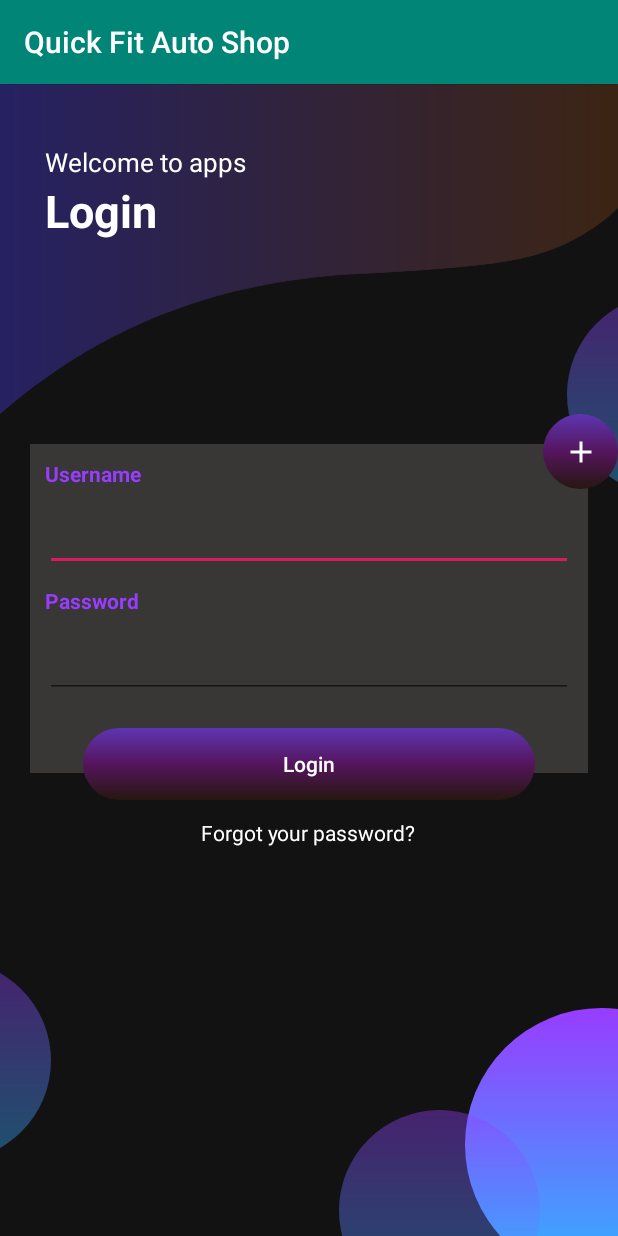
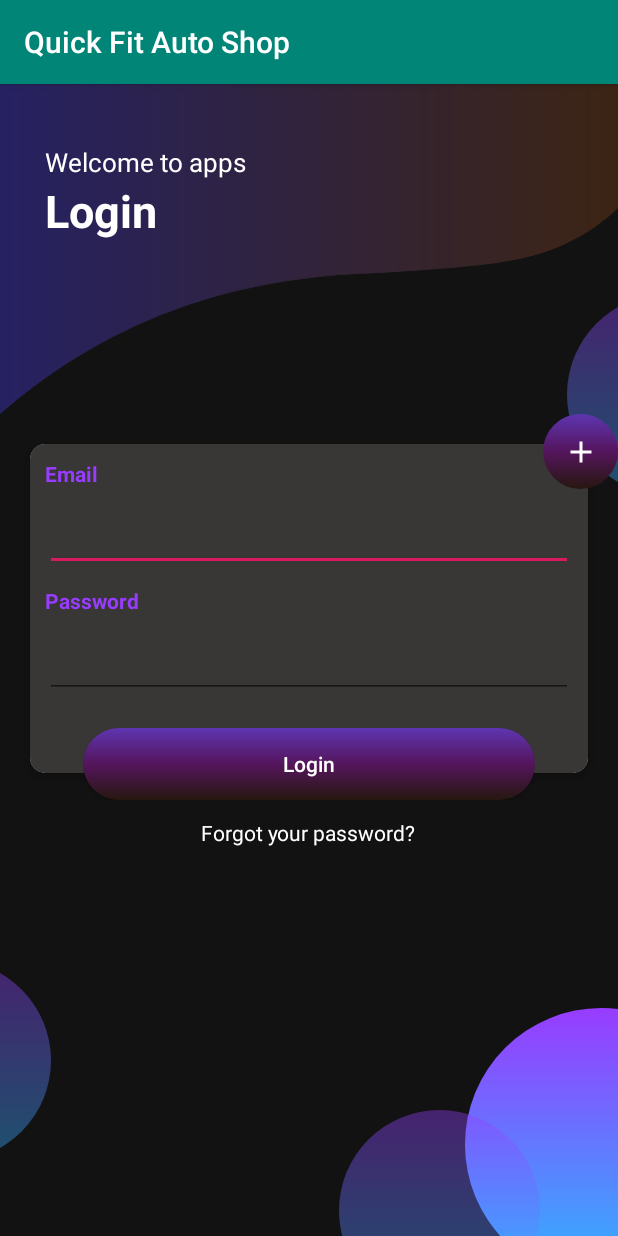
Before and after one commit to seeebbii/Quick_Fit, an Android app: the LoginActivity screen opened directly, with no data from a screen before it, on a phone screen of 412 x 824 dp. Run offline under Robolectric (Android 15) with nearby library versions, the phone set to English and light mode, and no system bars.

Commit message:
LOGIN METHOD COMPlETE

```diff
--- a/app/src/main/AndroidManifest.xml
+++ b/app/src/main/AndroidManifest.xml
@@ -12,7 +12,7 @@
         android:icon="@mipmap/ic_launcher"
         android:label="@string/app_name"
         android:roundIcon="@mipmap/ic_launcher_round"
-        android:hardwareAccelerated="false"
+        android:hardwareAccelerated="true"
         android:largeHeap="true"
         android:networkSecurityConfig="@xml/network_security_config"
         android:supportsRtl="true"
--- a/app/src/main/java/com/example/quickfit/LoginResponse/LoginActivity.java
+++ b/app/src/main/java/com/example/quickfit/LoginResponse/LoginActivity.java
@@ -149,7 +149,6 @@ public class LoginActivity extends AppCompatActivity implements View.OnClickList
 
         @Override
         protected void onPostExecute(String result) {
-            Toast.makeText(context, result, Toast.LENGTH_SHORT).show();
             if(result.equals("0 results")){
                 Toast.makeText(context, "Invalid Credentials!", Toast.LENGTH_SHORT).show();
             }else{
--- a/app/src/main/res/layout/activity_login.xml
+++ b/app/src/main/res/layout/activity_login.xml
@@ -107,7 +107,7 @@
                         android:layout_width="wrap_content"
                         android:layout_height="wrap_content"
                         android:layout_margin="10dp"
-                        android:text="Username"
+                        android:text="Email"
                         android:textColor="@color/colorPurple"
                         android:textSize="14sp"
                         android:textStyle="bold" />
```
